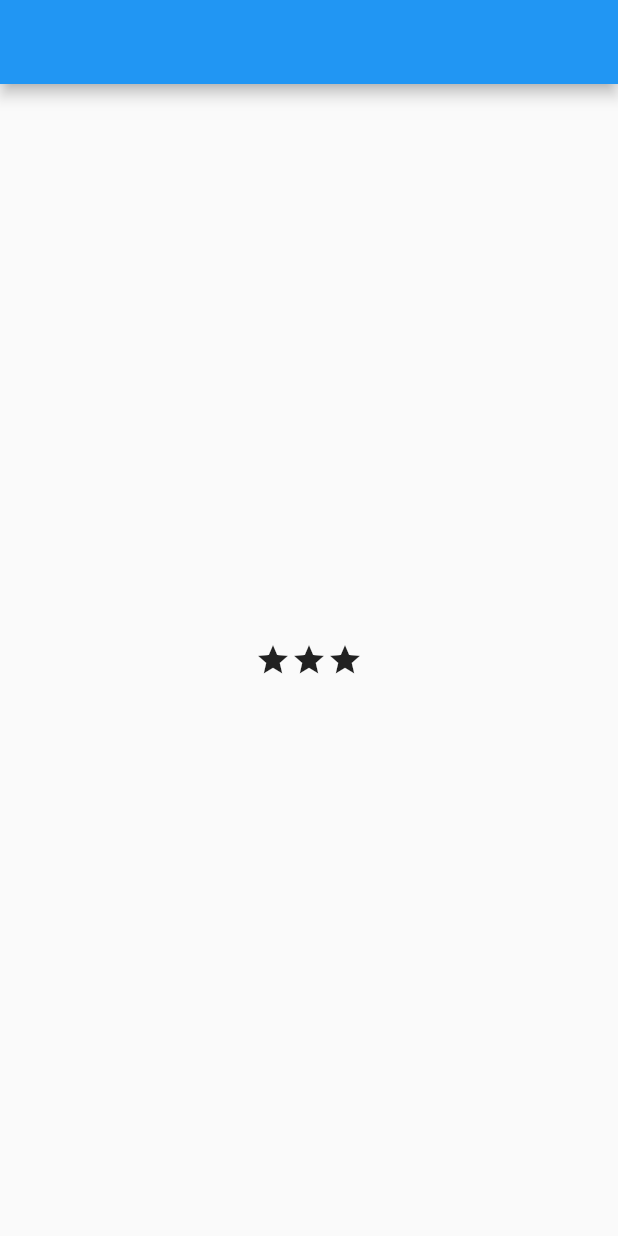
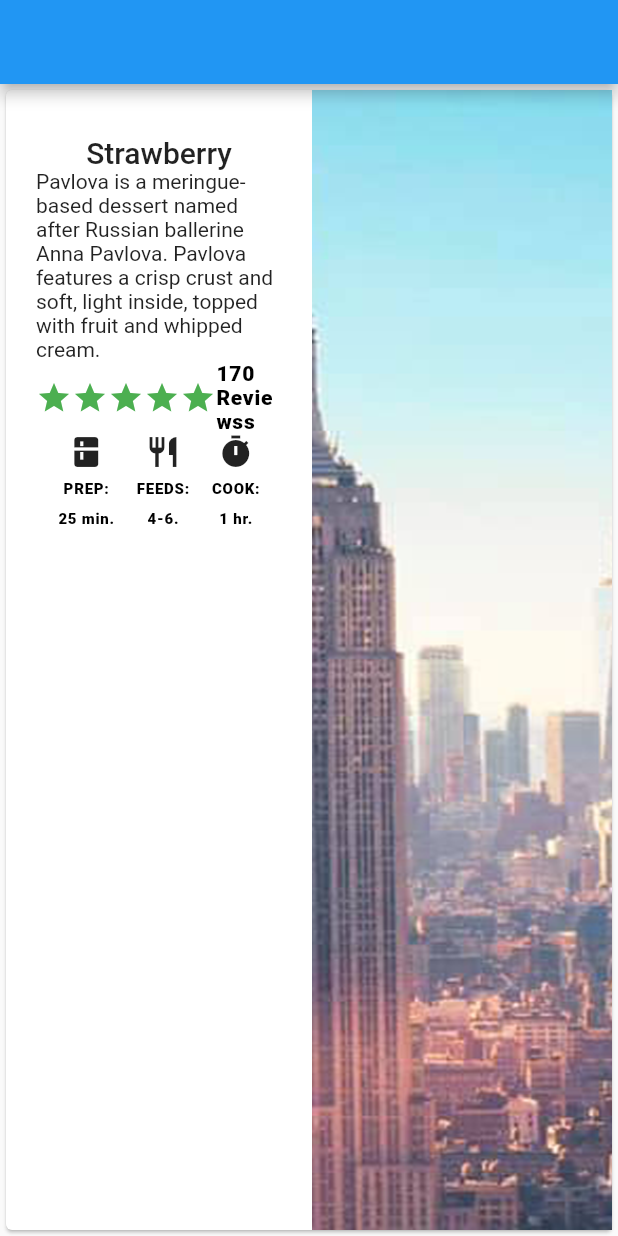
Before and after one commit to acantuta/flutter_examples, a Flutter app: the screen it shows after launch, on a phone screen of 412 x 824 dp. Run offline on Flutter 3.47's test engine with Material 2 defaults, Android fonts, the phone set to English and light mode, and no system bars.

Commit message:
Maquetación de una card con imagenes. Practicando layouts.

```diff
--- a/lib/main.dart
+++ b/lib/main.dart
@@ -15,16 +15,107 @@ class _MyAppState extends State<MyApp> {
     return MaterialApp(
       home: Scaffold(
         appBar: AppBar(),
-        body: Center(
-          child: Row(
-            mainAxisSize: MainAxisSize.min,
-            children: [
-              Icon(Icons.star),
-              Icon(Icons.star),
-              Icon(Icons.star),
-            ],
-          ),
+        body: buildBody(),
+      ),
+    );
+  }
+
+  Widget buildBody() {
+    var title = Container(
+      child: Center(child: Text(
+        "Strawberry",
+        style: TextStyle(
+          fontSize: 20,
+          fontWeight: FontWeight.w500,
         ),
+      ),)
+    );
+
+    var subTitle = Text(
+        "Pavlova is a meringue-based dessert named after Russian ballerine Anna Pavlova. Pavlova features a crisp crust and soft, light inside, topped with fruit and whipped cream.");
+    var star = Icon(
+      Icons.star,
+      color: Colors.green[500],
+    );
+    var stars = Row(
+      children: [
+        star,
+        star,
+        star,
+        star,
+        star,
+      ],
+    );
+
+    var rating = Text(
+      "170 Reviewss",
+      style: TextStyle(
+        color: Colors.black,
+        fontWeight: FontWeight.w800,
+        fontFamily: 'Roboto',
+        letterSpacing: 0.5,
+      ),
+    );
+
+    final descTextStyle = TextStyle(
+      color: Colors.black,
+      fontWeight: FontWeight.w800,
+      fontFamily: 'Roboto',
+      letterSpacing: 0.5,
+      fontSize: 10,
+      height: 2,
+    );
+
+    var iconList = DefaultTextStyle.merge(
+        style: descTextStyle,
+        child: Row(
+          mainAxisAlignment: MainAxisAlignment.spaceEvenly,
+          children: <Widget>[
+            Column(
+              children: [Icon(Icons.kitchen), Text("PREP:"), Text("25 min.")],
+            ),
+            Column(
+              children: [Icon(Icons.restaurant), Text("FEEDS:"), Text("4-6.")],
+            ),
+            Column(
+              children: [Icon(Icons.timer), Text("COOK:"), Text("1 hr.")],
+            )
+          ],
+        ));
+
+    var leftColumn = Expanded(
+      child: Container(
+        padding: EdgeInsets.fromLTRB(20, 30, 20, 20),
+        child: Column(
+          crossAxisAlignment: CrossAxisAlignment.center,
+          children: [
+            title,
+            subTitle,
+            Row(
+              mainAxisAlignment: MainAxisAlignment.center,
+              children: [
+                stars,
+                Expanded(
+                  child: rating,
+                ),
+              ],
+            ),
+            iconList,
+          ],
+        ),
+      ),
+    );
+
+    var rightColumn =
+    Image.asset("lib/assets/1.png", fit:  BoxFit.cover, width: 200, height: double.infinity,)
+    ;
+
+    return Scaffold(
+      body: Card(
+        child: Row(children: [
+          leftColumn,
+          rightColumn,
+        ]),
       ),
     );
   }
```
